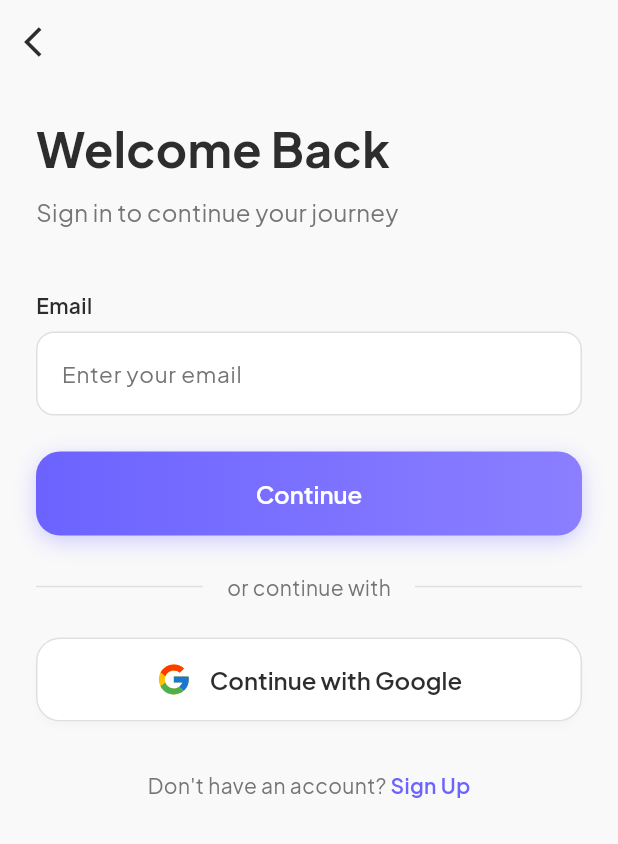
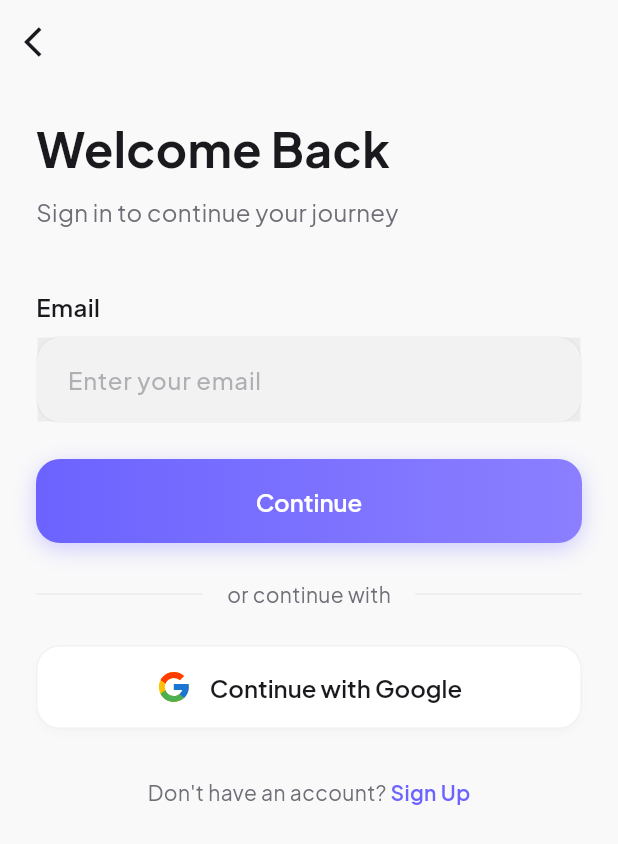
Before and after one commit to nishansanjuka/memovo.app, a Flutter app: the LandingPage screen opened directly, after a tap on "I already have an account", on a phone screen of 412 x 824 dp. Shown: the top 844 px of the screen. Run offline on Flutter 3.47's test engine with Material 3 defaults, Android fonts, the phone set to English and light mode, and no system bars; drawn by our look-alikes of flutter_animate; our stand-ins replace flutter_riverpod, flutter_svg, gap, google_fonts, image_picker; missing offline and left inert: clerk_auth, clerk_flutter.

Commit message:
feat: implement initial mobile application structure, theming, and core UI pages for authentication and home features.

```diff
--- a/apps/mobile/lib/core/providers/app_state_provider.dart
+++ b/apps/mobile/lib/core/providers/app_state_provider.dart
@@ -1,5 +1,3 @@
-import 'package:clerk_flutter/clerk_flutter.dart';
-import 'package:flutter/material.dart';
 import 'package:flutter_riverpod/flutter_riverpod.dart';
 
 /// Centralized Auth Status for the entire app.
--- a/apps/mobile/lib/core/theme/app_theme.dart
+++ b/apps/mobile/lib/core/theme/app_theme.dart
@@ -2,27 +2,61 @@ import 'package:flutter/material.dart';
 import 'package:google_fonts/google_fonts.dart';
 
 class AppTheme {
-  static const Color primaryColor = Color(0xFF6C63FF); // Modern purple/violet
-  static const Color secondaryColor = Color(0xFFE0E0E0);
-  static const Color backgroundColor = Color(0xFFF9F9FA); // Off-white clean bg
-  static const Color surfaceColor = Colors.white;
-  static const Color textColor = Color(0xFF2D2D2D);
-  static const Color subTextColor = Color(0xFF757575);
+  // Brand Colors
+  static const Color primaryColor = Color(0xFF6C63FF);
+  static const Color primaryLight = Color(0xFF8B7FFF);
 
-  static ThemeData get lightTheme {
+  // Light Palette
+  static const Color lightBg = Color(0xFFF9F9FA);
+  static const Color lightSurface = Colors.white;
+  static const Color lightText = Color(0xFF1A1A1E);
+  static const Color lightSubText = Color(0xFF6E6E77);
+
+  // Dark Palette
+  static const Color darkBg = Color(0xFF0F0F12);
+  static const Color darkSurface = Color(0xFF1C1C21);
+  static const Color darkText = Color(0xFFF4F4F5);
+  static const Color darkSubText = Color(0xFFA1A1AA);
+
+  static ThemeData get lightTheme => _buildTheme(Brightness.light);
+  static ThemeData get darkTheme => _buildTheme(Brightness.dark);
+
+  static ThemeData _buildTheme(Brightness brightness) {
+    final isDark = brightness == Brightness.dark;
+    final scheme = ColorScheme.fromSeed(
+      seedColor: primaryColor,
+      brightness: brightness,
+      primary: primaryColor,
+      surface: isDark ? darkBg : lightBg,
+      onSurface: isDark ? darkText : lightText,
+      surfaceContainer: isDark ? darkSurface : lightSurface,
+    );
+
     return ThemeData(
       useMaterial3: true,
-      colorScheme: ColorScheme.fromSeed(
-        seedColor: primaryColor,
-        primary: primaryColor,
-        surface: backgroundColor,
-        onSurface: textColor,
+      brightness: brightness,
+      colorScheme: scheme,
+      scaffoldBackgroundColor: isDark ? darkBg : lightBg,
+
+      // Typography
+      textTheme: GoogleFonts.plusJakartaSansTextTheme().apply(
+        bodyColor: isDark ? darkText : lightText,
+        displayColor: isDark ? darkText : lightText,
       ),
-      scaffoldBackgroundColor: backgroundColor,
-      textTheme: GoogleFonts.plusJakartaSansTextTheme().apply(
-        bodyColor: textColor,
-        displayColor: textColor,
+
+      // Component Themes
+      appBarTheme: AppBarTheme(
+        backgroundColor: Colors.transparent,
+        elevation: 0,
+        centerTitle: true,
+        titleTextStyle: GoogleFonts.plusJakartaSans(
+          color: isDark ? darkText : lightText,
+          fontSize: 18,
+          fontWeight: FontWeight.bold,
+        ),
+        iconTheme: IconThemeData(color: isDark ? darkText : lightText),
       ),
+
       elevatedButtonTheme: ElevatedButtonThemeData(
         style: ElevatedButton.styleFrom(
           backgroundColor: primaryColor,
@@ -34,19 +68,48 @@ class AppTheme {
           ),
           textStyle: GoogleFonts.plusJakartaSans(
             fontSize: 16,
-            fontWeight: FontWeight.w600,
+            fontWeight: FontWeight.bold,
           ),
         ),
       ),
-      textButtonTheme: TextButtonThemeData(
-        style: TextButton.styleFrom(
-          foregroundColor: primaryColor,
-          textStyle: GoogleFonts.plusJakartaSans(
-            fontSize: 16,
-            fontWeight: FontWeight.w600,
+
+      cardTheme: CardThemeData(
+        color: isDark ? darkSurface : lightSurface,
+        elevation: 0,
+        shape: RoundedRectangleBorder(
+          borderRadius: BorderRadius.circular(24),
+          side: BorderSide(
+            color: isDark
+                ? Colors.white.withOpacity(0.05)
+                : Colors.black.withOpacity(0.05),
           ),
         ),
       ),
+
+      bottomNavigationBarTheme: BottomNavigationBarThemeData(
+        backgroundColor: isDark ? darkSurface : lightSurface,
+        selectedItemColor: primaryColor,
+        unselectedItemColor: isDark ? darkSubText : lightSubText,
+      ),
     );
   }
+
+  // Centralized Color Resolution (Expert Solution)
+  static Color background(BuildContext context) =>
+      Theme.of(context).scaffoldBackgroundColor;
+  static Color surface(BuildContext context) =>
+      Theme.of(context).colorScheme.surfaceContainer;
+  static Color text(BuildContext context) =>
+      Theme.of(context).colorScheme.onSurface;
+  static Color subText(BuildContext context) =>
+      Theme.of(context).brightness == Brightness.dark
+      ? darkSubText
+      : lightSubText;
+  static Color secondary(BuildContext context) =>
+      Theme.of(context).brightness == Brightness.dark
+      ? Colors.white.withOpacity(0.1)
+      : Colors.black.withOpacity(0.05);
+
+  // Primary remains a brand constant but functional for API consistency
+  static Color primary(BuildContext context) => primaryColor;
 }
--- a/apps/mobile/lib/features/auth/presentation/pages/sign_in_page.dart
+++ b/apps/mobile/lib/features/auth/presentation/pages/sign_in_page.dart
@@ -251,12 +251,12 @@ class _SignInPageState extends State<SignInPage> {
   @override
   Widget build(BuildContext context) {
     return Scaffold(
-      backgroundColor: AppTheme.backgroundColor,
+      backgroundColor: AppTheme.background(context),
       appBar: AppBar(
         backgroundColor: Colors.transparent,
         elevation: 0,
         leading: IconButton(
-          icon: const Icon(Icons.arrow_back_ios, color: AppTheme.textColor),
+          icon: Icon(Icons.arrow_back_ios, color: AppTheme.text(context)),
           onPressed: () => Navigator.pop(context),
         ),
       ),
@@ -274,7 +274,7 @@ class _SignInPageState extends State<SignInPage> {
                 style: GoogleFonts.plusJakartaSans(
                   fontSize: 32,
                   fontWeight: FontWeight.bold,
-                  color: AppTheme.textColor,
+                  color: AppTheme.text(context),
                 ),
               ).animate().fade(duration: 400.ms).slideX(begin: -0.1),
               const Gap(8),
@@ -282,7 +282,7 @@ class _SignInPageState extends State<SignInPage> {
                     'Sign in to continue your journey',
                     style: GoogleFonts.plusJakartaSans(
                       fontSize: 16,
-                      color: AppTheme.subTextColor,
+                      color: AppTheme.subText(context),
                     ),
                   )
                   .animate()
@@ -296,7 +296,7 @@ class _SignInPageState extends State<SignInPage> {
                 Container(
                   padding: const EdgeInsets.all(12),
                   decoration: BoxDecoration(
-                    color: Colors.red.shade50,
+                    color: AppTheme.surface(context),
                     borderRadius: BorderRadius.circular(12),
                     border: Border.all(color: Colors.red.shade200),
                   ),
@@ -353,21 +353,21 @@ class _SignInPageState extends State<SignInPage> {
                 // Divider
                 Row(
                   children: [
-                    const Expanded(
-                      child: Divider(color: AppTheme.secondaryColor),
+                    Expanded(
+                      child: Divider(color: AppTheme.secondary(context)),
                     ),
                     Padding(
                       padding: const EdgeInsets.symmetric(horizontal: 16),
                       child: Text(
                         'or continue with',
                         style: GoogleFonts.plusJakartaSans(
-                          color: AppTheme.subTextColor,
+                          color: AppTheme.subText(context),
                           fontSize: 14,
                         ),
                       ),
                     ),
-                    const Expanded(
-                      child: Divider(color: AppTheme.secondaryColor),
+                    Expanded(
+                      child: Divider(color: AppTheme.secondary(context)),
                     ),
                   ],
                 ).animate().fade(duration: 400.ms, delay: 400.ms),
@@ -418,7 +418,7 @@ class _SignInPageState extends State<SignInPage> {
                     child: Text(
                       'Use email code instead',
                       style: GoogleFonts.plusJakartaSans(
-                        color: AppTheme.primaryColor,
+                        color: AppTheme.primary(context),
                         fontWeight: FontWeight.w600,
                       ),
                     ),
@@ -430,13 +430,13 @@ class _SignInPageState extends State<SignInPage> {
                   child: Container(
                     padding: const EdgeInsets.all(20),
                     decoration: BoxDecoration(
-                      color: AppTheme.primaryColor.withOpacity(0.1),
+                      color: AppTheme.primary(context).withOpacity(0.1),
                       shape: BoxShape.circle,
                     ),
                     child: Icon(
                       Icons.verified_user_outlined,
                       size: 48,
-                      color: AppTheme.primaryColor,
+                      color: AppTheme.primary(context),
                     ),
                   ),
                 ).animate().scale(duration: 400.ms),
@@ -448,7 +448,7 @@ class _SignInPageState extends State<SignInPage> {
                   style: GoogleFonts.plusJakartaSans(
                     fontSize: 24,
                     fontWeight: FontWeight.bold,
-                    color: AppTheme.textColor,
+                    color: AppTheme.text(context),
                   ),
                   textAlign: TextAlign.center,
                 ).animate().fade(delay: 100.ms),
@@ -459,7 +459,7 @@ class _SignInPageState extends State<SignInPage> {
                   'We sent a verification code to\n${_emailController.text}',
                   style: GoogleFonts.plusJakartaSans(
                     fontSize: 14,
-                    color: AppTheme.subTextColor,
+                    color: AppTheme.subText(context),
                     height: 1.5,
                   ),
                   textAlign: TextAlign.center,
@@ -490,7 +490,7 @@ class _SignInPageState extends State<SignInPage> {
                     child: Text(
                       'Back',
                       style: GoogleFonts.plusJakartaSans(
-                        color: AppTheme.primaryColor,
+                        color: AppTheme.primary(context),
                         fontWeight: FontWeight.w600,
                       ),
                     ),
@@ -502,13 +502,13 @@ class _SignInPageState extends State<SignInPage> {
                   child: Container(
                     padding: const EdgeInsets.all(20),
                     decoration: BoxDecoration(
-                      color: AppTheme.primaryColor.withValues(alpha: 0.1),
+                      color: AppTheme.primary(context).withOpacity(0.1),
                       shape: BoxShape.circle,
                     ),
                     child: Icon(
                       Icons.email_outlined,
                       size: 48,
-                      color: AppTheme.primaryColor,
+                      color: AppTheme.primary(context),
                     ),
                   ),
                 ).animate().scale(duration: 400.ms),
@@ -520,7 +520,7 @@ class _SignInPageState extends State<SignInPage> {
                   style: GoogleFonts.plusJakartaSans(
                     fontSize: 24,
                     fontWeight: FontWeight.bold,
-                    color: AppTheme.textColor,
+                    color: AppTheme.text(context),
                   ),
                   textAlign: TextAlign.center,
                 ).animate().fade(delay: 100.ms),
@@ -531,7 +531,7 @@ class _SignInPageState extends State<SignInPage> {
                   'We sent a verification code to\n${_emailController.text}',
                   style: GoogleFonts.plusJakartaSans(
                     fontSize: 14,
-                    color: AppTheme.subTextColor,
+                    color: AppTheme.subText(context),
                     height: 1.5,
                   ),
                   textAlign: TextAlign.center,
@@ -562,7 +562,7 @@ class _SignInPageState extends State<SignInPage> {
                     child: Text(
                       'Back to sign in',
                       style: GoogleFonts.plusJakartaSans(
-                        color: AppTheme.primaryColor,
+                        color: AppTheme.primary(context),
                         fontWeight: FontWeight.w600,
                       ),
                     ),
@@ -579,7 +579,7 @@ class _SignInPageState extends State<SignInPage> {
                   Text(
                     "Don't have an account? ",
                     style: GoogleFonts.plusJakartaSans(
-                      color: AppTheme.subTextColor,
+                      color: AppTheme.subText(context),
                     ),
                   ),
                   GestureDetector(
@@ -592,7 +592,7 @@ class _SignInPageState extends State<SignInPage> {
                     child: Text(
                       'Sign Up',
                       style: GoogleFonts.plusJakartaSans(
-                        color: AppTheme.primaryColor,
+                        color: AppTheme.primary(context),
                         fontWeight: FontWeight.w600,
                       ),
                     ),
@@ -625,15 +625,15 @@ class _GradientButton extends StatelessWidget {
     return Container(
       height: 56,
       decoration: BoxDecoration(
-        gradient: const LinearGradient(
-          colors: [AppTheme.primaryColor, Color(0xFF8B7FFF)],
+        gradient: LinearGradient(
+          colors: [AppTheme.primary(context), const Color(0xFF8B7FFF)],
           begin: Alignment.centerLeft,
           end: Alignment.centerRight,
         ),
         borderRadius: BorderRadius.circular(16),
         boxShadow: [
           BoxShadow(
-            color: AppTheme.primaryColor.withOpacity(0.3),
+            color: AppTheme.primary(context).withOpacity(0.3),
             blurRadius: 12,
             offset: const Offset(0, 4),
           ),
@@ -694,7 +694,7 @@ class _EmailBadge extends StatelessWidget {
             child: Text(
               email,
               style: GoogleFonts.plusJakartaSans(
-                color: AppTheme.textColor,
+                color: AppTheme.text(context),
                 fontWeight: FontWeight.w500,
               ),
             ),
--- a/apps/mobile/lib/features/auth/presentation/widgets/custom_text_field.dart
+++ b/apps/mobile/lib/features/auth/presentation/widgets/custom_text_field.dart
@@ -38,27 +38,27 @@ class _CustomTextFieldState extends State<CustomTextField> {
         Text(
           widget.label,
           style: GoogleFonts.plusJakartaSans(
-            fontSize: 14,
+            fontSize: 16,
             fontWeight: FontWeight.w600,
-            color: AppTheme.textColor,
+            color: AppTheme.text(context),
           ),
         ),
         const SizedBox(height: 8),
         AnimatedContainer(
           duration: const Duration(milliseconds: 200),
           decoration: BoxDecoration(
-            color: Colors.white,
-            borderRadius: BorderRadius.circular(12),
+            color: AppTheme.surface(context),
+            borderRadius: BorderRadius.circular(16),
             border: Border.all(
               color: _isFocused
-                  ? AppTheme.primaryColor
-                  : AppTheme.secondaryColor,
+                  ? AppTheme.primary(context)
+                  : AppTheme.secondary(context),
               width: _isFocused ? 2 : 1,
             ),
             boxShadow: _isFocused
                 ? [
                     BoxShadow(
-                      color: AppTheme.primaryColor.withValues(alpha: 0.1),
+                      color: AppTheme.primary(context).withOpacity(0.1),
                       blurRadius: 8,
                       offset: const Offset(0, 2),
                     ),
@@ -75,15 +75,18 @@ class _CustomTextFieldState extends State<CustomTextField> {
               keyboardType: widget.keyboardType,
               onChanged: widget.onChanged,
               style: GoogleFonts.plusJakartaSans(
-                color: AppTheme.textColor,
-                fontSize: 15,
+                fontSize: 16,
+                color: AppTheme.text(context),
+                fontWeight: FontWeight.w500,
               ),
               decoration: InputDecoration(
                 hintText: widget.hint,
                 hintStyle: GoogleFonts.plusJakartaSans(
-                  color: AppTheme.subTextColor,
-                  fontSize: 15,
+                  color: AppTheme.subText(context).withOpacity(0.5),
+                  fontSize: 16,
                 ),
+                fillColor: AppTheme.secondary(context),
+                filled: true,
                 border: InputBorder.none,
                 contentPadding: const EdgeInsets.symmetric(
                   horizontal: 16,
@@ -95,7 +98,7 @@ class _CustomTextFieldState extends State<CustomTextField> {
                           _obscureText
                               ? Icons.visibility_off_outlined
                               : Icons.visibility_outlined,
-                          color: AppTheme.subTextColor,
+                          color: AppTheme.subText(context),
                           size: 22,
                         ),
                         onPressed: () {
--- a/apps/mobile/lib/features/auth/presentation/widgets/social_button.dart
+++ b/apps/mobile/lib/features/auth/presentation/widgets/social_button.dart
@@ -36,14 +36,14 @@ class _SocialButtonState extends State<SocialButton> {
         child: ElevatedButton(
           onPressed: widget.onPressed,
           style: ElevatedButton.styleFrom(
-            backgroundColor: Colors.white,
-            foregroundColor: AppTheme.textColor,
+            backgroundColor: AppTheme.surface(context),
+            foregroundColor: AppTheme.text(context),
             elevation: _isPressed ? 0 : 2,
             shadowColor: Colors.black.withOpacity(0.08),
             side: BorderSide(
               color: _isPressed
-                  ? AppTheme.primaryColor.withOpacity(0.3)
-                  : AppTheme.secondaryColor,
+                  ? AppTheme.primary(context).withOpacity(0.3)
+                  : AppTheme.secondary(context),
               width: _isPressed ? 1.5 : 1,
             ),
             padding: const EdgeInsets.symmetric(vertical: 16),
--- a/apps/mobile/lib/features/landing/presentation/pages/landing_page.dart
+++ b/apps/mobile/lib/features/landing/presentation/pages/landing_page.dart
@@ -13,7 +13,7 @@ class LandingPage extends StatelessWidget {
     // using LayoutBuilder to be responsive if needed, but for mobile usually safe.
     // Safe area for notches.
     return Scaffold(
-      backgroundColor: AppTheme.backgroundColor,
+      backgroundColor: AppTheme.background(context),
       body: SafeArea(
         child: Padding(
           padding: const EdgeInsets.symmetric(horizontal: 24.0, vertical: 16.0),
@@ -38,7 +38,7 @@ class LandingPage extends StatelessWidget {
                     style: Theme.of(context).textTheme.headlineMedium?.copyWith(
                       fontWeight: FontWeight.bold,
                       height: 1.2,
-                      color: AppTheme.textColor,
+                      color: AppTheme.text(context),
                     ),
                   )
                   .animate()
@@ -49,7 +49,7 @@ class LandingPage extends StatelessWidget {
                 "Experience a new way to capture memories and navigate your daily life with ease and style.",
                 textAlign: TextAlign.center,
                 style: Theme.of(context).textTheme.bodyLarge?.copyWith(
-                  color: AppTheme.subTextColor,
+                  color: AppTheme.subText(context),
                   height: 1.5,
                 ),
               ).animate().fade(duration: 600.ms, delay: 400.ms).slideY(begin: 0.3),
```
Also changed, not shown: apps/mobile/lib/core/providers/theme_provider.dart (added, +24 -0 lines), apps/mobile/lib/features/auth/presentation/pages/auth_page.dart (+2 -6 lines), apps/mobile/lib/features/auth/presentation/pages/sign_up_page.dart (+22 -22 lines), apps/mobile/lib/features/home/presentation/pages/edit_profile_page.dart (+15 -12 lines), apps/mobile/lib/features/home/presentation/pages/home_page.dart (+17 -11 lines), apps/mobile/lib/features/home/presentation/pages/main_scaffold.dart (+15 -14 lines), apps/mobile/lib/features/home/presentation/pages/profile_page.dart (+40 -22 lines), apps/mobile/lib/main.dart (+18 -11 lines).
